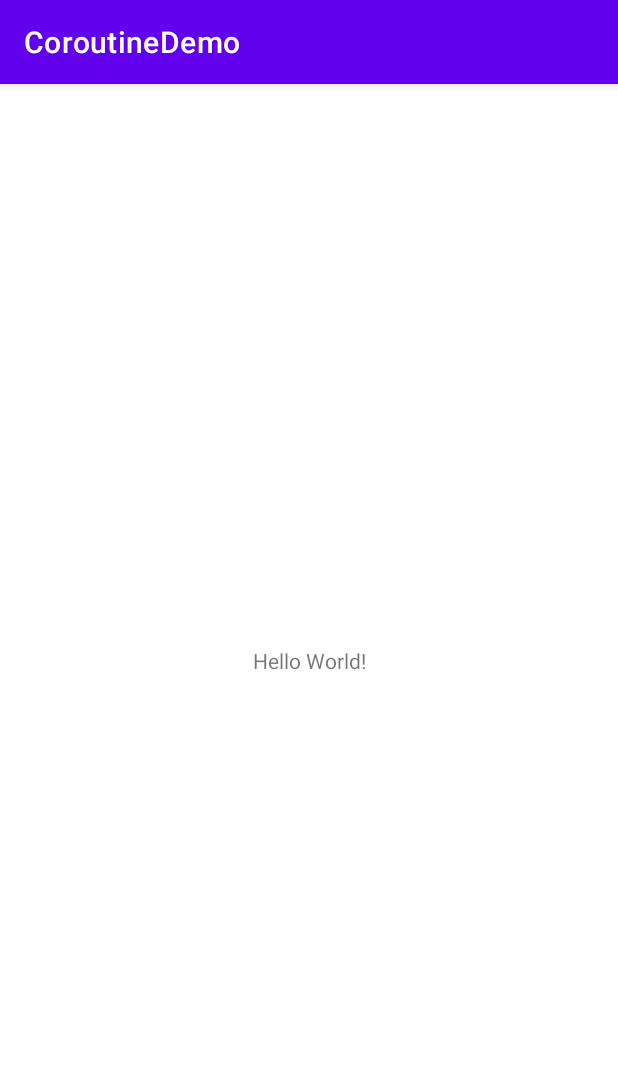
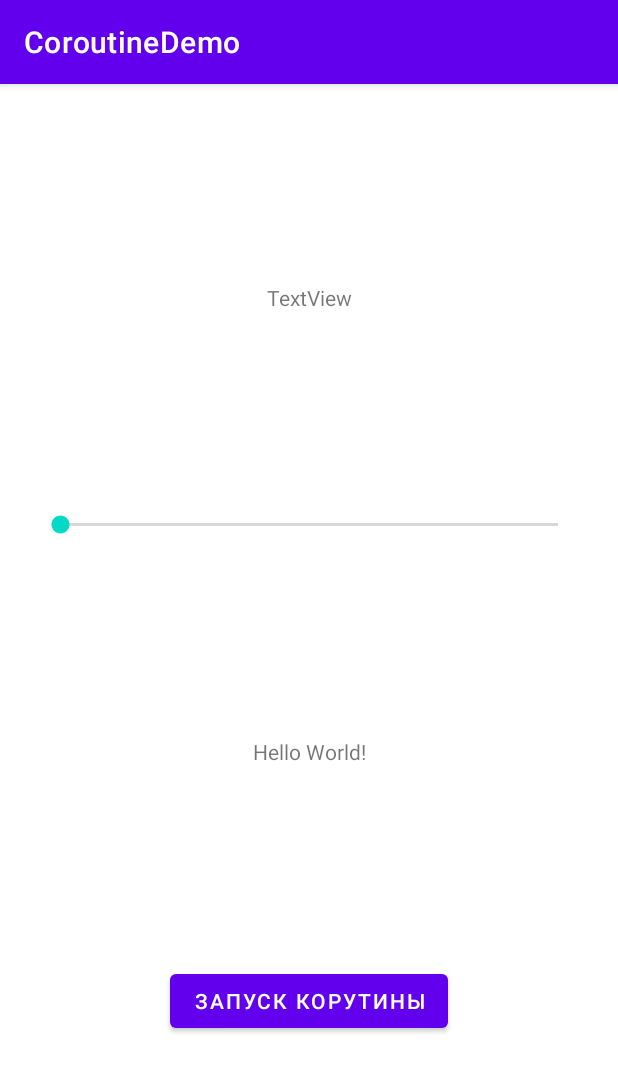
Before and after one commit to LooperMind/CoroutineDemo, an Android app: the screen it shows after launch (MainActivity), on a phone screen of 412 x 824 dp. Shown: the top 1072 px of the screen. Run offline under Robolectric (Android 15) with nearby library versions, the phone set to English and light mode, and no system bars.

Commit message:
changed main layout

```diff
--- a/app/src/main/res/layout/activity_main.xml
+++ b/app/src/main/res/layout/activity_main.xml
@@ -7,12 +7,49 @@
     tools:context=".MainActivity">
 
     <TextView
+        android:id="@+id/textView"
+        android:layout_width="wrap_content"
+        android:layout_height="wrap_content"
+        android:text="TextView"
+        app:layout_constraintBottom_toTopOf="@+id/seekBar"
+        app:layout_constraintEnd_toEndOf="parent"
+        app:layout_constraintHorizontal_bias="0.5"
+        app:layout_constraintStart_toStartOf="parent"
+        app:layout_constraintTop_toTopOf="parent" />
+
+    <SeekBar
+        android:id="@+id/seekBar"
+        android:layout_width="0dp"
+        android:layout_height="wrap_content"
+        android:layout_marginStart="24dp"
+        android:layout_marginEnd="24dp"
+        app:layout_constraintBottom_toTopOf="@+id/statusText"
+        app:layout_constraintEnd_toEndOf="parent"
+        app:layout_constraintHorizontal_bias="0.5"
+        app:layout_constraintStart_toStartOf="parent"
+        app:layout_constraintTop_toBottomOf="@+id/textView" />
+
+    <TextView
+        android:id="@+id/statusText"
         android:layout_width="wrap_content"
         android:layout_height="wrap_content"
         android:text="Hello World!"
+        app:layout_constraintBottom_toTopOf="@+id/button"
+        app:layout_constraintEnd_toEndOf="parent"
+        app:layout_constraintHorizontal_bias="0.5"
+        app:layout_constraintStart_toStartOf="parent"
+        app:layout_constraintTop_toBottomOf="@+id/seekBar" />
+
+    <Button
+        android:id="@+id/button"
+        android:layout_width="wrap_content"
+        android:layout_height="wrap_content"
+        android:onClick="launchCoroutines"
+        android:text="@string/startCoroutine"
         app:layout_constraintBottom_toBottomOf="parent"
         app:layout_constraintEnd_toEndOf="parent"
+        app:layout_constraintHorizontal_bias="0.5"
         app:layout_constraintStart_toStartOf="parent"
-        app:layout_constraintTop_toTopOf="parent" />
+        app:layout_constraintTop_toBottomOf="@+id/statusText" />
 
 </androidx.constraintlayout.widget.ConstraintLayout>
--- a/app/src/main/res/values/strings.xml
+++ b/app/src/main/res/values/strings.xml
@@ -1,3 +1,4 @@
 <resources>
     <string name="app_name">CoroutineDemo</string>
+    <string name="startCoroutine">Запуск корутины</string>
 </resources>
```
